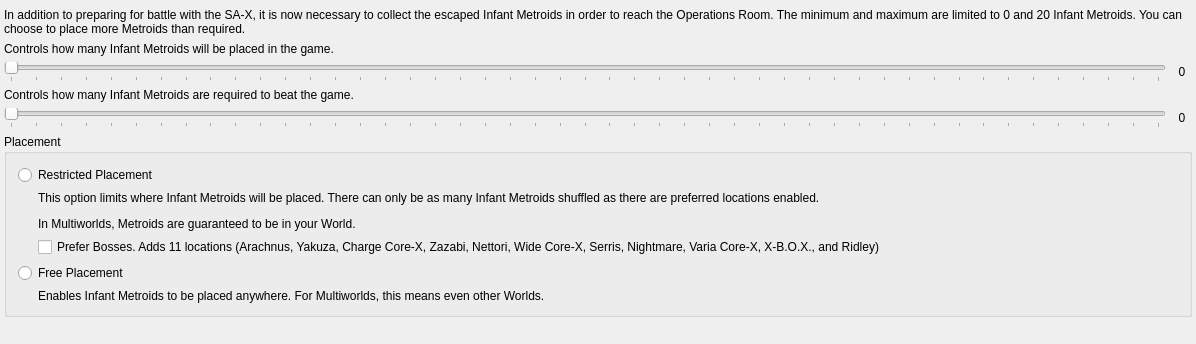
Qt form randovania/gui/ui_files/preset_fusion_goal.ui (randovania/randovania) before a commit.
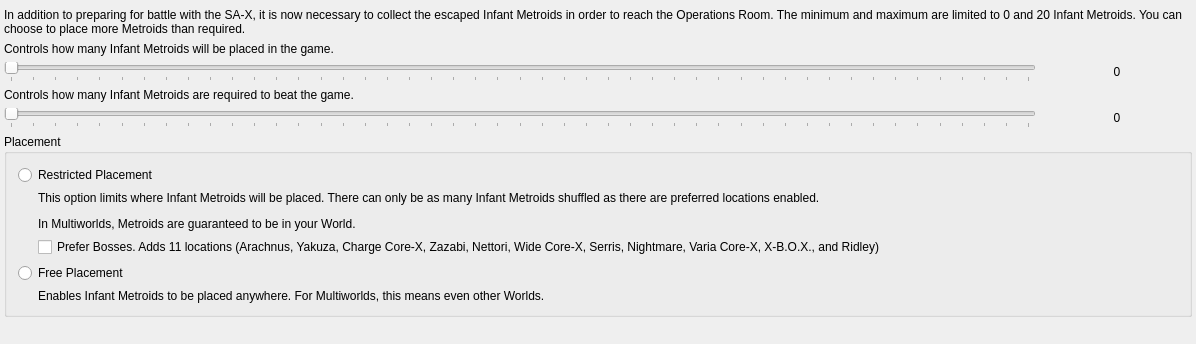
The same form after that commit.

Patch:
```diff
--- a/randovania/gui/ui_files/preset_fusion_goal.ui
+++ b/randovania/gui/ui_files/preset_fusion_goal.ui
@@ -81,7 +81,7 @@
         </property>
         <property name="minimumSize">
          <size>
-          <width>20</width>
+          <width>150</width>
           <height>0</height>
          </size>
         </property>
@@ -133,7 +133,7 @@
         </property>
         <property name="minimumSize">
          <size>
-          <width>20</width>
+          <width>150</width>
           <height>0</height>
          </size>
         </property>
```
